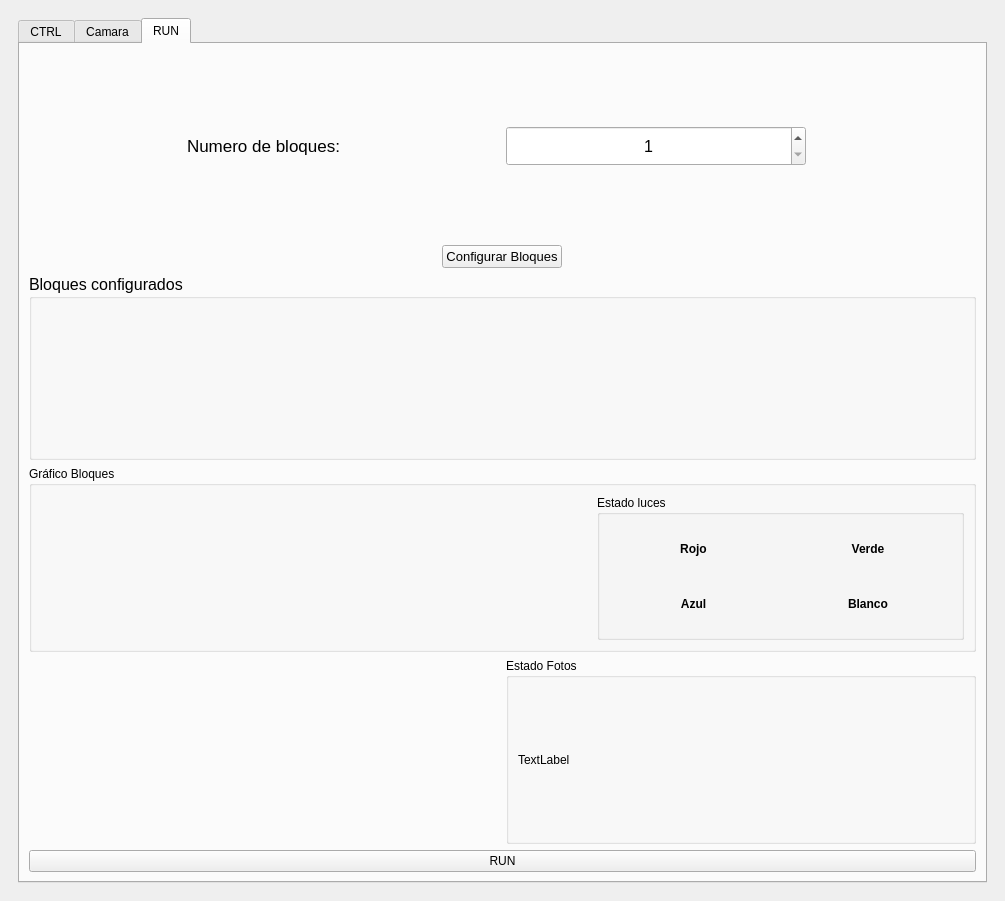
Above: software/GUI/gui_test_v3.ui from iowlabs/FluOpti before the change. Below: the same form after it.
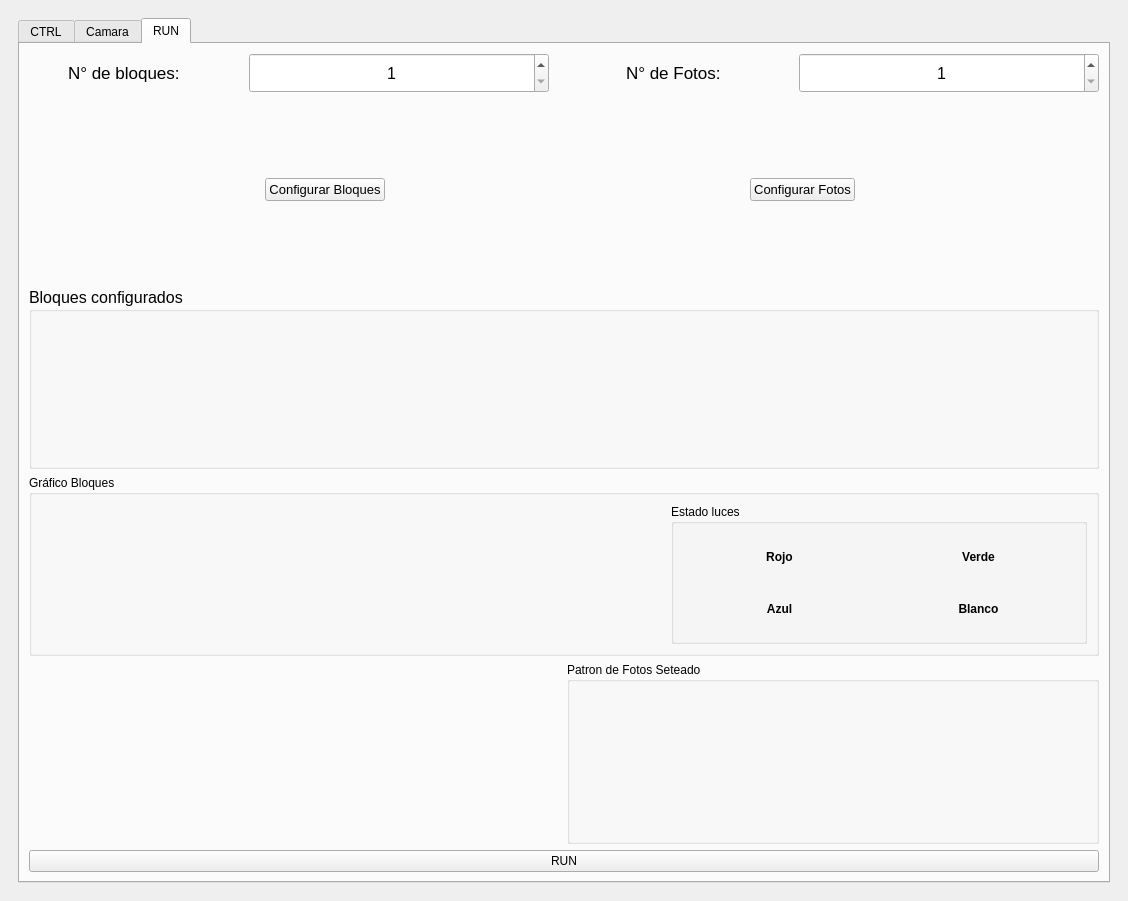
That is the form after the change. Custom widgets are drawn as their Qt base class.

Commit message: Implementacion de nueva GUI en fluoControlador_v3 y avance en Configuracion de patrones de fotos

What changed in the file:
```diff
--- a/software/GUI/gui_test_v3.ui
+++ b/software/GUI/gui_test_v3.ui
@@ -6,7 +6,7 @@
    <rect>
     <x>0</x>
     <y>0</y>
-    <width>1005</width>
+    <width>1128</width>
     <height>901</height>
    </rect>
   </property>
@@ -892,9 +892,12 @@
             <attribute name="title">
              <string>RUN</string>
             </attribute>
-            <layout class="QVBoxLayout" name="verticalLayout_3">
+            <layout class="QVBoxLayout" name="verticalLayout_3" stretch="0,0,0,0,0,0">
              <item>
               <layout class="QHBoxLayout" name="horizontalLayout_9">
+               <property name="spacing">
+                <number>30</number>
+               </property>
                <item alignment="Qt::AlignHCenter|Qt::AlignVCenter">
                 <widget class="QLabel" name="label">
                  <property name="maximumSize">
@@ -909,7 +912,7 @@
                   </font>
                  </property>
                  <property name="text">
-                  <string>Numero de bloques:</string>
+                  <string>N° de bloques:</string>
                  </property>
                 </widget>
                </item>
@@ -943,19 +946,80 @@
                  </property>
                 </widget>
                </item>
+               <item alignment="Qt::AlignHCenter|Qt::AlignVCenter">
+                <widget class="QLabel" name="label_2">
+                 <property name="font">
+                  <font>
+                   <pointsize>13</pointsize>
+                  </font>
+                 </property>
+                 <property name="text">
+                  <string>N° de Fotos:</string>
+                 </property>
+                </widget>
+               </item>
+               <item>
+                <widget class="QSpinBox" name="nfotos_spin_box">
+                 <property name="minimumSize">
+                  <size>
+                   <width>300</width>
+                   <height>40</height>
+                  </size>
+                 </property>
+                 <property name="font">
+                  <font>
+                   <pointsize>12</pointsize>
+                  </font>
+                 </property>
+                 <property name="alignment">
+                  <set>Qt::AlignCenter</set>
+                 </property>
+                 <property name="minimum">
+                  <number>1</number>
+                 </property>
+                 <property name="maximum">
+                  <number>6</number>
+                 </property>
+                 <property name="value">
+                  <number>1</number>
+                 </property>
+                </widget>
+               </item>
               </layout>
              </item>
-             <item alignment="Qt::AlignHCenter">
-              <widget class="QPushButton" name="button_aceptar">
-               <property name="font">
-                <font>
-                 <pointsize>10</pointsize>
-                </font>
+             <item>
+              <layout class="QHBoxLayout" name="horizontalLayout_13">
+               <property name="leftMargin">
+                <number>60</number>
                </property>
-               <property name="text">
-                <string>Configurar Bloques</string>
+               <property name="rightMargin">
+                <number>60</number>
                </property>
-              </widget>
+               <item alignment="Qt::AlignHCenter|Qt::AlignVCenter">
+                <widget class="QPushButton" name="button_aceptar">
+                 <property name="font">
+                  <font>
+                   <pointsize>10</pointsize>
+                  </font>
+                 </property>
+                 <property name="text">
+                  <string>Configurar Bloques</string>
+                 </property>
+                </widget>
+               </item>
+               <item alignment="Qt::AlignHCenter|Qt::AlignVCenter">
+                <widget class="QPushButton" name="button_fotos">
+                 <property name="font">
+                  <font>
+                   <pointsize>10</pointsize>
+                  </font>
+                 </property>
+                 <property name="text">
+                  <string>Configurar Fotos</string>
+                 </property>
+                </widget>
+               </item>
+              </layout>
              </item>
              <item>
               <widget class="QGroupBox" name="groupBox_estado_bloques">
@@ -1075,17 +1139,9 @@
                <item>
                 <widget class="QGroupBox" name="groupBox">
                  <property name="title">
-                  <string>Estado Fotos</string>
+                  <string>Patron de Fotos Seteado</string>
                  </property>
-                 <layout class="QHBoxLayout" name="horizontalLayout_11">
-                  <item>
-                   <widget class="QLabel" name="label_foto">
-                    <property name="text">
-                     <string>TextLabel</string>
-                    </property>
-                   </widget>
-                  </item>
-                 </layout>
+                 <layout class="QHBoxLayout" name="horizontalLayout_11"/>
                 </widget>
                </item>
               </layout>
```
The commit also changes 4 other files.
